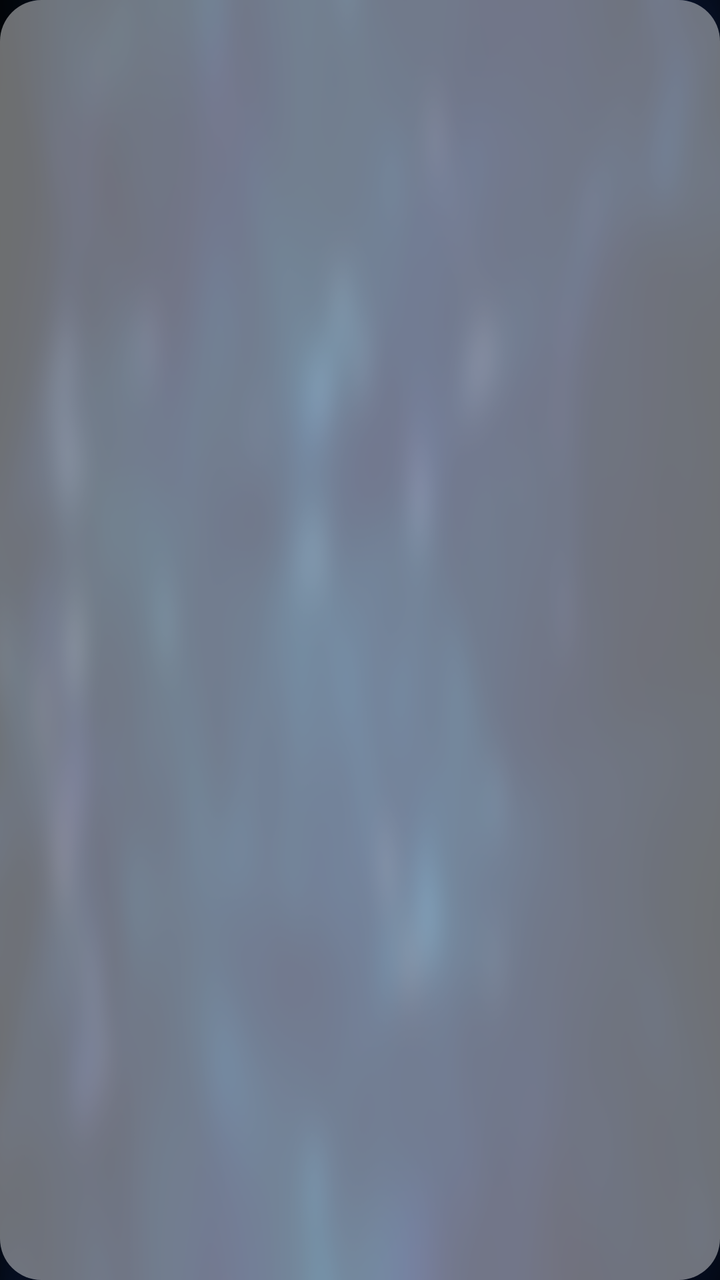
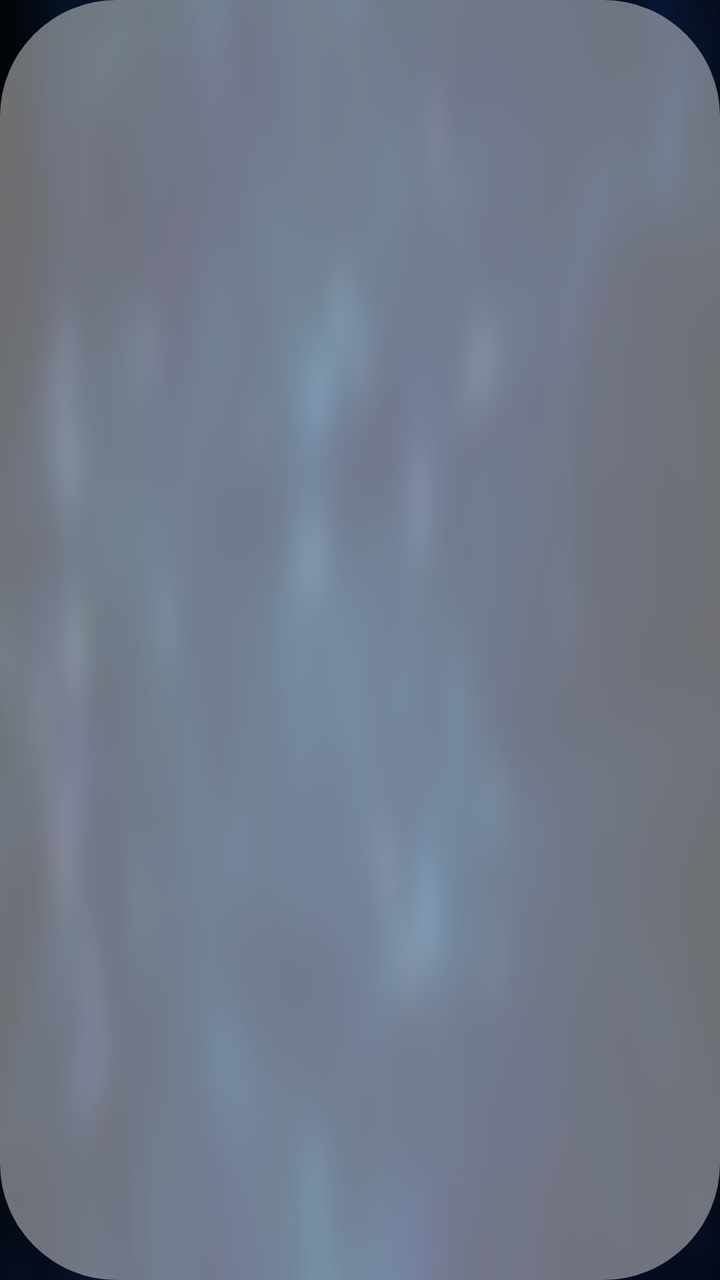

The first picture is an Android layout as it rendered before a commit; the second is the same layout after the commit. The layout source and the unified diff follow.
<!-- AndroidManifest.xml: application theme AppTheme.NoActionBar -->
<!-- res/layout/item_live_layout.xml -->
<?xml version="1.0" encoding="utf-8"?>
<FrameLayout xmlns:android="http://schemas.android.com/apk/res/android"
    android:layout_width="wrap_content"
    android:layout_height="wrap_content"
    android:background="@drawable/source_focus"
    android:focusable="true"
    android:focusableInTouchMode="true">

    <TextView
        android:id="@+id/tvLiveAdd"
        android:layout_width="190pt"
        android:layout_height="50pt"
        android:ellipsize="end"
        android:focusable="false"
        android:focusableInTouchMode="false"
        android:gravity="center"
        android:paddingLeft="5pt"
        android:paddingRight="5pt"
        android:singleLine="true"
        android:text="+新增直播"
        android:textColor="@color/color_CBF46A"
        android:textSize="24pt"
        android:visibility="gone" />

    <TextView
        android:id="@+id/tvLive"
        android:layout_width="190pt"
        android:layout_height="50pt"
        android:ellipsize="end"
        android:focusable="false"
        android:focusableInTouchMode="false"
        android:gravity="center"
        android:paddingLeft="5pt"
        android:paddingRight="5pt"
        android:singleLine="true"
        android:textColor="@android:color/white"
        android:textSize="22pt" />
</FrameLayout>
<!-- resources referenced by this layout -->
<resources>
  <color name="color_CBF46A">#CBF46A</color>
  <!-- drawable source_focus (drawable) -->
  <?xml version="1.0" encoding="utf-8"?>
  <selector xmlns:android="http://schemas.android.com/apk/res/android">
      <item android:state_focused="true">
          <shape>
              <corners android:radius="10pt" />
              <solid android:color="@color/color_6CFFFFFF" />
              <stroke android:width="2pt" android:color="@android:color/white" />
          </shape>
      </item>
      <item android:state_focused="false">
          <shape>
              <corners android:radius="10pt" />
              <solid android:color="@color/color_6CFFFFFF" />
          </shape>
      </item>
  </selector>
  <style name="AppTheme.NoActionBar">
          <item name="android:windowActionBar">false</item>
          <item name="android:windowNoTitle">true</item>
          <item name="windowActionBar">false</item>
          <item name="android:windowFullscreen">true</item>//全屏即无通知栏
          <item name="android:windowContentOverlay">@null</item>//是否有遮盖
          <item name="windowNoTitle">true</item>
          <item name="android:keepScreenOn">true</item>
          
          <item name="android:windowBackground">@drawable/vod_thumb</item>
      </style>
  <color name="color_6CFFFFFF">#6CFFFFFF</color>
  <!-- drawable vod_thumb: png bitmap (drawable-xhdpi, 198620 bytes) -->
</resources>

<!-- the commit's change to res/layout/item_live_layout.xml (unified diff, before → after) -->
@@ -8,31 +8,31 @@
 
     <TextView
         android:id="@+id/tvLiveAdd"
-        android:layout_width="190pt"
-        android:layout_height="50pt"
+        android:layout_width="190mm"
+        android:layout_height="50mm"
         android:ellipsize="end"
         android:focusable="false"
         android:focusableInTouchMode="false"
         android:gravity="center"
-        android:paddingLeft="5pt"
-        android:paddingRight="5pt"
+        android:paddingLeft="5mm"
+        android:paddingRight="5mm"
         android:singleLine="true"
         android:text="+新增直播"
         android:textColor="@color/color_CBF46A"
-        android:textSize="24pt"
+        android:textSize="24mm"
         android:visibility="gone" />
 
     <TextView
         android:id="@+id/tvLive"
-        android:layout_width="190pt"
-        android:layout_height="50pt"
+        android:layout_width="190mm"
+        android:layout_height="50mm"
         android:ellipsize="end"
         android:focusable="false"
         android:focusableInTouchMode="false"
         android:gravity="center"
-        android:paddingLeft="5pt"
-        android:paddingRight="5pt"
+        android:paddingLeft="5mm"
+        android:paddingRight="5mm"
         android:singleLine="true"
         android:textColor="@android:color/white"
-        android:textSize="22pt" />
+        android:textSize="22mm" />
 </FrameLayout>
<!-- resource entries referenced after the edit -->
@@ -6,14 +6,14 @@
   <selector xmlns:android="http://schemas.android.com/apk/res/android">
       <item android:state_focused="true">
           <shape>
-              <corners android:radius="10pt" />
+              <corners android:radius="10mm" />
               <solid android:color="@color/color_6CFFFFFF" />
-              <stroke android:width="2pt" android:color="@android:color/white" />
+              <stroke android:width="2mm" android:color="@android:color/white" />
           </shape>
       </item>
       <item android:state_focused="false">
           <shape>
-              <corners android:radius="10pt" />
+              <corners android:radius="10mm" />
               <solid android:color="@color/color_6CFFFFFF" />
           </shape>
       </item>
